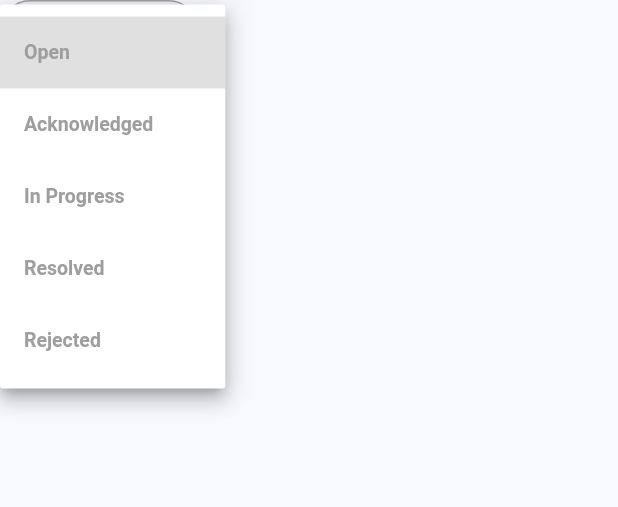
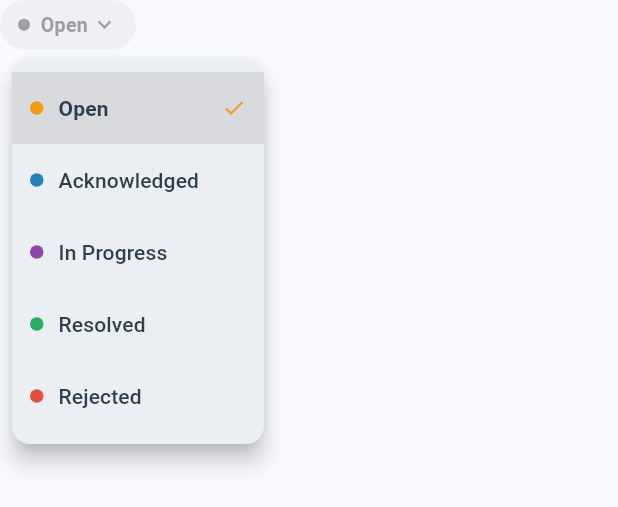
Before and after one commit to augustouguerra/costruction-inspector, a Flutter app: the _StatusDropdown widget shown alone on an empty page, opened directly with empty values, after a tap on "Open", on a phone screen of 412 x 824 dp. Shown: the top 507 px of the screen. Run offline on Flutter 3.47's test engine with Material 3 defaults, Android fonts, the phone set to English and light mode, and no system bars; our stand-ins replace cached_network_image, dio, flutter_dotenv, flutter_riverpod, flutter_secure_storage, freezed_annotation and 3 more; missing offline and left inert: record; accounts and stored records are empty; network calls fail.

Commit message:
Improve style in issue detail screen

```diff
--- a/app/lib/presentation/screens/issues/issue_detail_screen.dart
+++ b/app/lib/presentation/screens/issues/issue_detail_screen.dart
@@ -179,6 +179,18 @@ class _IssueDetailScreenState extends ConsumerState<IssueDetailScreen> {
                         _formatDate(issue.createdAt),
                         style: const TextStyle(color: Colors.grey, fontSize: 12),
                       ),
+                      if (issue.creator != null) ...[
+                        const SizedBox(width: 12),
+                        const Icon(Icons.person_outline, size: 13, color: Colors.grey),
+                        const SizedBox(width: 4),
+                        Flexible(
+                          child: Text(
+                            issue.creator!.fullName,
+                            overflow: TextOverflow.ellipsis,
+                            style: const TextStyle(color: Colors.grey, fontSize: 12),
+                          ),
+                        ),
+                      ],
                     ],
                   ),
                 ],
@@ -256,23 +268,62 @@ class _StatusDropdown extends StatelessWidget {
 
   @override
   Widget build(BuildContext context) {
-    return Container(
-      padding: const EdgeInsets.symmetric(horizontal: 10, vertical: 2),
-      decoration: BoxDecoration(
-        color: color.withAlpha(26),
-        border: Border.all(color: color),
-        borderRadius: BorderRadius.circular(20),
-      ),
-      child: DropdownButtonHideUnderline(
-        child: DropdownButton<IssueStatus>(
-          value: current,
-          icon: Icon(Icons.arrow_drop_down, color: color),
-          style: TextStyle(color: color, fontSize: 13, fontWeight: FontWeight.w600),
-          dropdownColor: Colors.white,
-          items: IssueStatus.values
-              .map((s) => DropdownMenuItem(value: s, child: Text(s.label)))
-              .toList(),
-          onChanged: (v) { if (v != null) onChanged(v); },
+    return PopupMenuButton<IssueStatus>(
+      initialValue: current,
+      onSelected: onChanged,
+      offset: const Offset(0, 40),
+      shape: RoundedRectangleBorder(borderRadius: BorderRadius.circular(12)),
+      elevation: 6,
+      itemBuilder: (context) => IssueStatus.values
+          .map(
+            (s) => PopupMenuItem(
+              value: s,
+              child: Row(
+                children: [
+                  Container(
+                    width: 9,
+                    height: 9,
+                    decoration: BoxDecoration(color: _statusColor(s), shape: BoxShape.circle),
+                  ),
+                  const SizedBox(width: 10),
+                  Text(
+                    s.label,
+                    style: TextStyle(
+                      fontWeight: s == current ? FontWeight.w700 : FontWeight.w500,
+                      color: AppColors.onSurface,
+                    ),
+                  ),
+                  if (s == current) ...[
+                    const Spacer(),
+                    Icon(Icons.check, size: 16, color: _statusColor(s)),
+                  ],
+                ],
+              ),
+            ),
+          )
+          .toList(),
+      child: Container(
+        padding: const EdgeInsets.symmetric(horizontal: 12, vertical: 7),
+        decoration: BoxDecoration(
+          color: color.withAlpha(26),
+          borderRadius: BorderRadius.circular(20),
+        ),
+        child: Row(
+          mainAxisSize: MainAxisSize.min,
+          children: [
+            Container(
+              width: 8,
+              height: 8,
+              decoration: BoxDecoration(color: color, shape: BoxShape.circle),
+            ),
+            const SizedBox(width: 7),
+            Text(
+              current.label,
+              style: TextStyle(color: color, fontSize: 13, fontWeight: FontWeight.w700),
+            ),
+            const SizedBox(width: 2),
+            Icon(Icons.expand_more, color: color, size: 18),
+          ],
         ),
       ),
     );
```
Also changed, not shown: .claude/settings.json, 1 other file.
